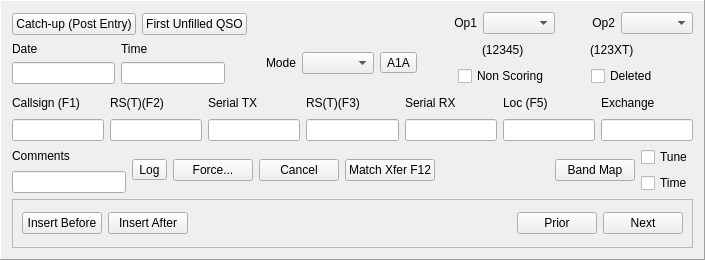
Above: mqt/MqtLogger/qsologframe.ui from zsteva/backup-minos2 before the change. Below: the same form after it.
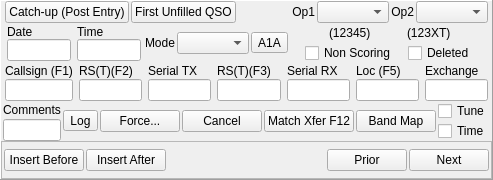
That is the form after the change.

Commit message: reduce spacing round widgets

What changed in the file:
```diff
--- a/mqt/MqtLogger/qsologframe.ui
+++ b/mqt/MqtLogger/qsologframe.ui
@@ -6,8 +6,8 @@
    <rect>
     <x>0</x>
     <y>0</y>
-    <width>705</width>
-    <height>260</height>
+    <width>479</width>
+    <height>180</height>
    </rect>
   </property>
   <property name="windowTitle">
@@ -23,12 +23,48 @@
    <number>1</number>
   </property>
   <layout class="QVBoxLayout" name="verticalLayout_14">
+   <property name="spacing">
+    <number>0</number>
+   </property>
+   <property name="leftMargin">
+    <number>0</number>
+   </property>
+   <property name="topMargin">
+    <number>0</number>
+   </property>
+   <property name="rightMargin">
+    <number>0</number>
+   </property>
+   <property name="bottomMargin">
+    <number>0</number>
+   </property>
    <item>
     <layout class="QHBoxLayout" name="horizontalLayout_6">
+     <property name="spacing">
+      <number>0</number>
+     </property>
+     <property name="leftMargin">
+      <number>2</number>
+     </property>
+     <property name="rightMargin">
+      <number>2</number>
+     </property>
      <item>
       <layout class="QVBoxLayout" name="verticalLayout_13">
+       <property name="spacing">
+        <number>2</number>
+       </property>
        <item>
         <layout class="QHBoxLayout" name="horizontalLayout_4">
+         <property name="spacing">
+          <number>2</number>
+         </property>
+         <property name="leftMargin">
+          <number>2</number>
+         </property>
+         <property name="rightMargin">
+          <number>2</number>
+         </property>
          <item>
           <widget class="QPushButton" name="CatchupButton">
            <property name="focusPolicy">
@@ -66,8 +102,26 @@
        </item>
        <item>
         <layout class="QHBoxLayout" name="horizontalLayout_5">
+         <property name="spacing">
+          <number>2</number>
+         </property>
+         <property name="leftMargin">
+          <number>2</number>
+         </property>
+         <property name="rightMargin">
+          <number>2</number>
+         </property>
          <item>
           <layout class="QVBoxLayout" name="verticalLayout_2">
+           <property name="spacing">
+            <number>0</number>
+           </property>
+           <property name="leftMargin">
+            <number>2</number>
+           </property>
+           <property name="rightMargin">
+            <number>2</number>
+           </property>
            <item>
             <widget class="QLabel" name="label">
              <property name="text">
@@ -86,6 +140,15 @@
          </item>
          <item>
           <layout class="QVBoxLayout" name="verticalLayout_12">
+           <property name="spacing">
+            <number>0</number>
+           </property>
+           <property name="leftMargin">
+            <number>2</number>
+           </property>
+           <property name="rightMargin">
+            <number>2</number>
+           </property>
            <item>
             <widget class="QLabel" name="label_2">
              <property name="text">
@@ -145,8 +208,20 @@
      </item>
      <item>
       <layout class="QVBoxLayout" name="verticalLayout">
+       <property name="spacing">
+        <number>0</number>
+       </property>
        <item>
         <layout class="QHBoxLayout" name="horizontalLayout">
+         <property name="spacing">
+          <number>2</number>
+         </property>
+         <property name="leftMargin">
+          <number>2</number>
+         </property>
+         <property name="rightMargin">
+          <number>2</number>
+         </property>
          <item>
           <widget class="QLabel" name="OperatorLabel">
            <property name="text">
@@ -185,6 +260,15 @@
        </item>
        <item>
         <layout class="QHBoxLayout" name="horizontalLayout_2">
+         <property name="spacing">
+          <number>0</number>
+         </property>
+         <property name="leftMargin">
+          <number>2</number>
+         </property>
+         <property name="rightMargin">
+          <number>2</number>
+         </property>
          <item>
           <spacer name="horizontalSpacer_4">
            <property name="orientation">
@@ -242,6 +326,15 @@
        </item>
        <item>
         <layout class="QHBoxLayout" name="horizontalLayout_3">
+         <property name="spacing">
+          <number>0</number>
+         </property>
+         <property name="leftMargin">
+          <number>2</number>
+         </property>
+         <property name="rightMargin">
+          <number>2</number>
+         </property>
          <item>
           <spacer name="horizontalSpacer_8">
            <property name="orientation">
@@ -309,8 +402,26 @@
    </item>
    <item>
     <layout class="QHBoxLayout" name="horizontalLayout_7">
+     <property name="spacing">
+      <number>2</number>
+     </property>
+     <property name="leftMargin">
+      <number>2</number>
+     </property>
+     <property name="rightMargin">
+      <number>2</number>
+     </property>
      <item>
       <layout class="QVBoxLayout" name="verticalLayout_3">
+       <property name="spacing">
+        <number>0</number>
+       </property>
+       <property name="leftMargin">
+        <number>2</number>
+       </property>
+       <property name="rightMargin">
+        <number>2</number>
+       </property>
        <item>
         <widget class="QLabel" name="Callsignlabel">
          <property name="text">
@@ -329,6 +440,15 @@
      </item>
      <item>
       <layout class="QVBoxLayout" name="verticalLayout_4">
+       <property name="spacing">
+        <number>0</number>
+       </property>
+       <property name="leftMargin">
+        <number>2</number>
+       </property>
+       <property name="rightMargin">
+        <number>2</number>
+       </property>
        <item>
         <widget class="QLabel" name="RSTTXLabel">
          <property name="text">
@@ -347,6 +467,15 @@
      </item>
      <item>
       <layout class="QVBoxLayout" name="verticalLayout_5">
+       <property name="spacing">
+        <number>0</number>
+       </property>
+       <property name="leftMargin">
+        <number>2</number>
+       </property>
+       <property name="rightMargin">
+        <number>2</number>
+       </property>
        <item>
         <widget class="QLabel" name="SerTXLabel">
          <property name="text">
@@ -368,6 +497,15 @@
      </item>
      <item>
       <layout class="QVBoxLayout" name="verticalLayout_6">
+       <property name="spacing">
+        <number>0</number>
+       </property>
+       <property name="leftMargin">
+        <number>2</number>
+       </property>
+       <property name="rightMargin">
+        <number>2</number>
+       </property>
        <item>
         <widget class="QLabel" name="RSTRXLabel">
          <property name="text">
@@ -386,6 +524,15 @@
      </item>
      <item>
       <layout class="QVBoxLayout" name="verticalLayout_7">
+       <property name="spacing">
+        <number>0</number>
+       </property>
+       <property name="leftMargin">
+        <number>2</number>
+       </property>
+       <property name="rightMargin">
+        <number>2</number>
+       </property>
        <item>
         <widget class="QLabel" name="SerRXLabel">
          <property name="text">
@@ -404,6 +551,15 @@
      </item>
      <item>
       <layout class="QVBoxLayout" name="verticalLayout_8">
+       <property name="spacing">
+        <number>0</number>
+       </property>
+       <property name="leftMargin">
+        <number>2</number>
+       </property>
+       <property name="rightMargin">
+        <number>2</number>
+       </property>
        <item>
         <widget class="QLabel" name="LocLabel">
          <property name="text">
@@ -422,6 +578,15 @@
      </item>
      <item>
       <layout class="QVBoxLayout" name="verticalLayout_9">
+       <property name="spacing">
+        <number>0</number>
+       </property>
+       <property name="leftMargin">
+        <number>2</number>
+       </property>
+       <property name="rightMargin">
+        <number>2</number>
+       </property>
        <item>
         <widget class="QLabel" name="QTHLabel">
          <property name="text">
@@ -442,8 +607,20 @@
    </item>
    <item>
     <layout class="QHBoxLayout" name="horizontalLayout_9">
+     <property name="spacing">
+      <number>2</number>
+     </property>
+     <property name="leftMargin">
+      <number>2</number>
+     </property>
+     <property name="rightMargin">
+      <number>2</number>
+     </property>
      <item>
       <layout class="QVBoxLayout" name="verticalLayout_10">
+       <property name="spacing">
+        <number>0</number>
+       </property>
        <item>
         <widget class="QLabel" name="CommentsLabel">
          <property name="text">
@@ -521,6 +698,9 @@
      </item>
      <item>
       <layout class="QHBoxLayout" name="BandMapLayout">
+       <property name="spacing">
+        <number>2</number>
+       </property>
        <item>
         <widget class="QPushButton" name="BandMapButton">
          <property name="focusPolicy">
@@ -533,6 +713,9 @@
        </item>
        <item>
         <layout class="QVBoxLayout" name="verticalLayout_11">
+         <property name="spacing">
+          <number>0</number>
+         </property>
          <item>
           <widget class="QCheckBox" name="AutoBandmapTune">
            <property name="focusPolicy">
@@ -568,6 +751,21 @@
       <enum>QFrame::Raised</enum>
      </property>
      <layout class="QHBoxLayout" name="horizontalLayout_8">
+      <property name="spacing">
+       <number>2</number>
+      </property>
+      <property name="leftMargin">
+       <number>2</number>
+      </property>
+      <property name="topMargin">
+       <number>0</number>
+      </property>
+      <property name="rightMargin">
+       <number>2</number>
+      </property>
+      <property name="bottomMargin">
+       <number>0</number>
+      </property>
       <item>
        <widget class="QPushButton" name="InsertBeforeButton">
         <property name="focusPolicy">
```
The commit also changes 2 other files.
